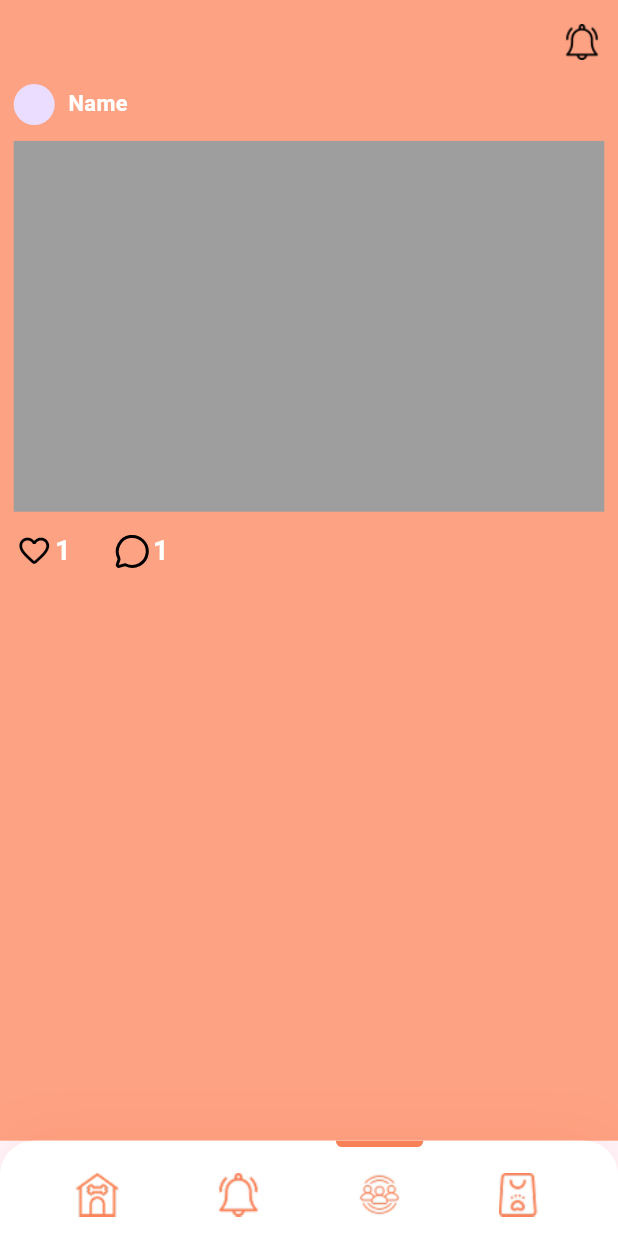
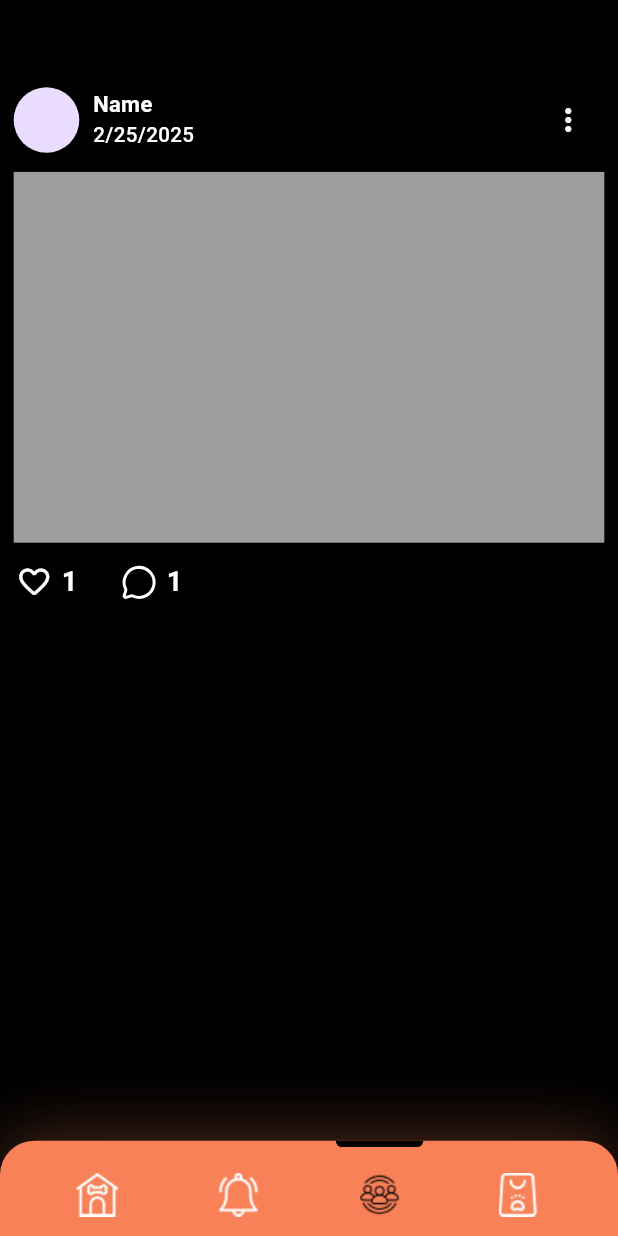
Before and after one commit to Chandupa04/furrpal, a Flutter app: the NavBar screen opened directly, item 3 of the bottom bar chosen, on a phone screen of 412 x 824 dp. Run offline on Flutter 3.47's test engine with Material 3 defaults, Android fonts, the phone set to English and light mode, and no system bars; our stand-ins replace flutter_screenutil, lucide_icons_flutter; missing offline and left inert: custom_check_box, platform_text.

Commit message:
new changers

```diff
--- a/lib/constant/constant.dart
+++ b/lib/constant/constant.dart
@@ -1,8 +1,10 @@
 import 'package:flutter/material.dart';
+import 'package:flutter_screenutil/flutter_screenutil.dart';
 
 const Color primaryColor = Color(0xffFDA283);
 const Color whiteColor = Color(0xffFFFFFF);
 const Color postColor = Color(0xffFFDACD);
+const Color blackColor = Color(0xff000000);
 
 const Gradient primaryGradient = LinearGradient(
   colors: [
@@ -14,3 +16,8 @@ const Gradient primaryGradient = LinearGradient(
 );
 
 const String logoImage = 'assets/images/logo.png';
+
+TextStyle appBarStyle = TextStyle(
+  fontSize: 22.sp,
+  fontWeight: FontWeight.w700,
+);
--- a/lib/features/community/presentation/pages/community_page.dart
+++ b/lib/features/community/presentation/pages/community_page.dart
@@ -1,5 +1,4 @@
 import 'package:flutter/material.dart';
-import 'package:furrpal/constant/constant.dart';
 import 'package:furrpal/features/community/presentation/widgets/community_post_card.dart';
 
 class CommunityPage extends StatelessWidget {
@@ -8,9 +7,9 @@ class CommunityPage extends StatelessWidget {
   @override
   Widget build(BuildContext context) {
     return Scaffold(
-      backgroundColor: primaryColor,
+      // backgroundColor: primaryColor,
       appBar: AppBar(
-        backgroundColor: primaryColor,
+        // backgroundColor: primaryColor,
         automaticallyImplyLeading: false,
         actions: [
           IconButton(
--- a/lib/features/community/presentation/widgets/community_post_card.dart
+++ b/lib/features/community/presentation/widgets/community_post_card.dart
@@ -1,7 +1,9 @@
 import 'package:flutter/material.dart';
 import 'package:flutter_screenutil/flutter_screenutil.dart';
+import 'package:furrpal/constant/constant.dart';
 import 'package:furrpal/custom/container_custom.dart';
 import 'package:furrpal/custom/text_custom.dart';
+import 'package:furrpal/features/community/presentation/pages/comment_page.dart';
 import 'package:lucide_icons_flutter/lucide_icons.dart';
 
 class CommunityPostCard extends StatelessWidget {
@@ -13,19 +15,77 @@ class CommunityPostCard extends StatelessWidget {
       marginLeft: 10.w,
       marginRight: 10.w,
       marginBottom: 10.h,
-      // bgColor: postColor,
       child: Column(
         children: [
           Row(
+            mainAxisAlignment: MainAxisAlignment.spaceBetween,
             children: [
-              CircleAvatar(
-                radius: 15.r,
+              Row(
+                children: [
+                  CircleAvatar(
+                    radius: 24.r,
+                  ),
+                  Column(
+                    crossAxisAlignment: CrossAxisAlignment.start,
+                    children: [
+                      TextCustomWidget(
+                        text: 'Name',
+                        fontSize: 16.sp,
+                        fontWeight: FontWeight.w700,
+                        marginLeft: 10.w,
+                      ),
+                      TextCustomWidget(
+                        text: '2/25/2025',
+                        fontSize: 15.sp,
+                        fontWeight: FontWeight.w500,
+                        marginLeft: 10.w,
+                      ),
+                    ],
+                  ),
+                ],
               ),
-              TextCustomWidget(
-                text: 'Name',
-                fontSize: 16.sp,
-                fontWeight: FontWeight.w600,
-                marginLeft: 10.w,
+              ContainerCustom(
+                // marginRight: 10.w,
+                child: PopupMenuButton(
+                  icon: const Icon(
+                    Icons.more_vert_rounded,
+                    color: whiteColor,
+                  ),
+                  color: primaryColor,
+                  padding: EdgeInsets.zero,
+                  shape: ContinuousRectangleBorder(
+                    borderRadius: BorderRadius.only(
+                      topLeft: Radius.circular(10.r),
+                      bottomLeft: Radius.circular(10.r),
+                      bottomRight: Radius.circular(10.r),
+                    ),
+                  ),
+                  position: PopupMenuPosition.under,
+                  itemBuilder: (context) => [
+                    PopupMenuItem(
+                      value: "Edit",
+                      height: 30.h,
+                      child: TextCustomWidget(
+                        text: "Edit",
+                        fontSize: 16.sp,
+                        fontWeight: FontWeight.w600,
+                        textColor: blackColor,
+                      ),
+                      onTap: () {},
+                    ),
+                    PopupMenuItem(
+                      value: "Delete",
+                      height: 30.h,
+                      child: TextCustomWidget(
+                        text: "Delete",
+                        fontSize: 16.sp,
+                        fontWeight: FontWeight.w600,
+                        textColor: blackColor,
+                      ),
+                      onTap: () {},
+                    ),
+                  ],
+                ),
               ),
             ],
           ),
@@ -46,14 +106,15 @@ class CommunityPostCard extends StatelessWidget {
                     child: IconButton(
                       onPressed: () {},
                       padding: EdgeInsets.zero,
-                      icon: Icon(Icons.favorite_border_rounded),
-                      color: Colors.black,
+                      icon: const Icon(Icons.favorite_border_rounded),
+                      color: whiteColor,
                     ),
                   ),
                   TextCustomWidget(
                     text: '1',
                     fontSize: 20.sp,
                     fontWeight: FontWeight.bold,
+                    marginLeft: 5.w,
                   )
                 ],
               ),
@@ -64,17 +125,25 @@ class CommunityPostCard extends StatelessWidget {
                     height: 30.h,
                     marginLeft: 30.w,
                     child: IconButton(
-                      onPressed: () {},
+                      onPressed: () {
+                        Navigator.push(
+                          context,
+                          MaterialPageRoute(
+                            builder: (context) => CommentPage(),
+                          ),
+                        );
+                      },
                       padding: EdgeInsets.zero,
-                      icon: Icon(LucideIcons.messageCircle),
-                      color: Colors.black,
+                      icon: const Icon(LucideIcons.messageCircle),
+                      color: whiteColor,
                     ),
                   ),
                   TextCustomWidget(
                     text: '1',
                     fontSize: 20.sp,
                     fontWeight: FontWeight.bold,
-                  )
+                    marginLeft: 5.w,
+                  ),
                 ],
               ),
             ],
--- a/lib/features/nav_bar/presentation/pages/nav_bar.dart
+++ b/lib/features/nav_bar/presentation/pages/nav_bar.dart
@@ -36,7 +36,7 @@ class _NavBarState extends State<NavBar> {
       bottomNavigationBar: ContainerCustom(
         alignment: Alignment.topCenter,
         height: 60.h,
-        bgColor: Colors.white,
+        bgColor: Color(0xffF88158),
         borderRadius: BorderRadius.only(
           topLeft: Radius.circular(25.r),
           topRight: Radius.circular(25.r),
@@ -45,7 +45,7 @@ class _NavBarState extends State<NavBar> {
           BoxShadow(
             offset: Offset(0, -4.h),
             blurRadius: 40.r,
-            color: Color(0xffF88158).withOpacity(0.2),
+            color: Color(0xffF88158).withOpacity(0.3),
           ),
         ],
         child: Row(
@@ -91,15 +91,20 @@ class _NavBarState extends State<NavBar> {
               bottomLeft: Radius.circular(6.r),
               bottomRight: Radius.circular(6.r),
             ),
-            bgColor:
-                isSelected == true ? Color(0xffF88158) : Colors.transparent,
+            bgColor: isSelected == true ? Colors.black : Colors.transparent,
           ),
           ContainerCustom(
             height: 32.h,
             width: 32.w,
             child: isSelected == true
-                ? Image.asset(selectedIcon)
-                : Image.asset(icon),
+                ? Image.asset(
+                    selectedIcon,
+                    color: Colors.black,
+                  )
+                : Image.asset(
+                    icon,
+                    color: Colors.white,
+                  ),
           )
         ],
       ),
--- a/lib/main.dart
+++ b/lib/main.dart
@@ -1,5 +1,6 @@
 import 'package:flutter/material.dart';
 import 'package:flutter_screenutil/flutter_screenutil.dart';
+import 'package:furrpal/constant/constant.dart';
 import 'package:furrpal/features/auth/presentation/pages/start_page.dart';
 
 void main() {
@@ -19,6 +20,11 @@ class MyApp extends StatelessWidget {
         title: 'Flutter Demo',
         theme: ThemeData(
           colorScheme: ColorScheme.fromSeed(seedColor: Colors.deepPurple),
+          appBarTheme: const AppBarTheme(
+            foregroundColor: whiteColor,
+            backgroundColor: blackColor,
+          ),
+          scaffoldBackgroundColor: blackColor,
           useMaterial3: true,
         ),
         home: StartPage(),
```
Also changed, not shown: lib/features/community/presentation/pages/comment_page.dart (added, +19 -0 lines).
